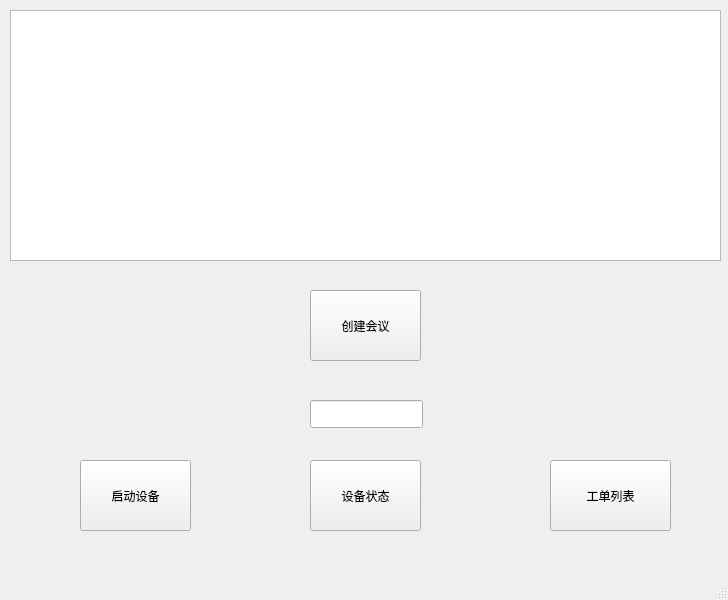
The window that ServiceDemo/mainwindow.ui (renaj-shi/FactoryMeetingSystem) describes before a commit, drawn with Qt 5.
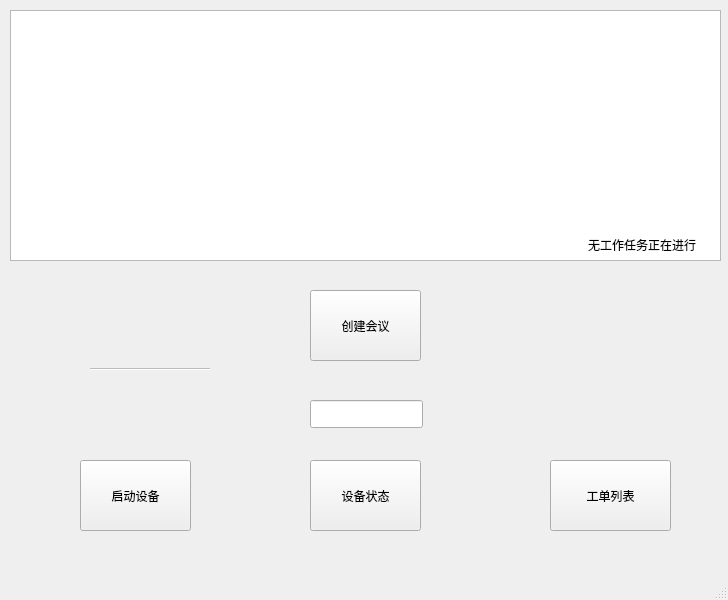
The same window after the commit.

What changed in the file:
```diff
--- a/ServiceDemo/mainwindow.ui
+++ b/ServiceDemo/mainwindow.ui
@@ -86,6 +86,40 @@
      <string>创建会议</string>
     </property>
    </widget>
+   <widget class="QTabBar" name="tabBar" native="true">
+    <property name="geometry">
+     <rect>
+      <x>90</x>
+      <y>290</y>
+      <width>120</width>
+      <height>80</height>
+     </rect>
+    </property>
+   </widget>
+   <widget class="QStackedWidget" name="stackedWidget">
+    <property name="geometry">
+     <rect>
+      <x>550</x>
+      <y>220</y>
+      <width>184</width>
+      <height>49</height>
+     </rect>
+    </property>
+    <widget class="QWidget" name="page">
+     <layout class="QVBoxLayout" name="verticalLayout">
+      <item>
+       <widget class="QLabel" name="emptyLabel">
+        <property name="text">
+         <string>无工作任务正在进行</string>
+        </property>
+        <property name="alignment">
+         <set>Qt::AlignCenter</set>
+        </property>
+       </widget>
+      </item>
+     </layout>
+    </widget>
+   </widget>
   </widget>
   <widget class="QMenuBar" name="menubar">
    <property name="geometry">
@@ -99,6 +133,14 @@
   </widget>
   <widget class="QStatusBar" name="statusbar"/>
  </widget>
+ <customwidgets>
+  <customwidget>
+   <class>QTabBar</class>
+   <extends>QWidget</extends>
+   <header location="global">qtabbar.h</header>
+   <container>1</container>
+  </customwidget>
+ </customwidgets>
  <resources/>
  <connections/>
 </ui>
```
